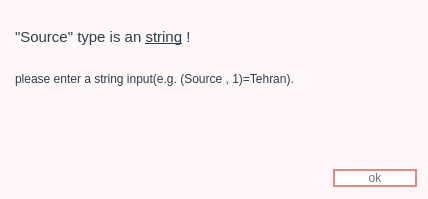
The window that Ui_files/new_ui/Source_type_error.ui (farzad1132/NetPlanner) describes before a commit, drawn with Qt 5.
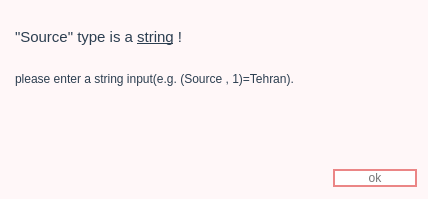
The same window after the commit. Icons and pictures are not drawn.

What changed in the file:
```diff
--- a/Ui_files/new_ui/Source_type_error.ui
+++ b/Ui_files/new_ui/Source_type_error.ui
@@ -44,7 +44,7 @@
 p, li { white-space: pre-wrap; }
 &lt;/style&gt;&lt;/head&gt;&lt;body style=&quot; font-family:'MS Shell Dlg 2'; font-size:7.8pt; font-weight:400; font-style:normal;&quot;&gt;
 &lt;p style=&quot; margin-top:0px; margin-bottom:0px; margin-left:0px; margin-right:0px; -qt-block-indent:0; text-indent:0px;&quot;&gt;&lt;span style=&quot; font-size:8pt;&quot;&gt; &lt;/span&gt;&lt;/p&gt;
-&lt;p style=&quot; margin-top:0px; margin-bottom:0px; margin-left:0px; margin-right:0px; -qt-block-indent:0; text-indent:0px;&quot;&gt;&lt;span style=&quot; font-size:11pt;&quot;&gt;&amp;quot;Source&amp;quot; type is an &lt;/span&gt;&lt;span style=&quot; font-size:11pt; text-decoration: underline;&quot;&gt;string&lt;/span&gt;&lt;span style=&quot; font-size:11pt;&quot;&gt; !  &lt;/span&gt;&lt;/p&gt;
+&lt;p style=&quot; margin-top:0px; margin-bottom:0px; margin-left:0px; margin-right:0px; -qt-block-indent:0; text-indent:0px;&quot;&gt;&lt;span style=&quot; font-size:11pt;&quot;&gt;&amp;quot;Source&amp;quot; type is a &lt;/span&gt;&lt;span style=&quot; font-size:11pt; text-decoration: underline;&quot;&gt;string&lt;/span&gt;&lt;span style=&quot; font-size:11pt;&quot;&gt; !  &lt;/span&gt;&lt;/p&gt;
 &lt;p style=&quot; margin-top:0px; margin-bottom:0px; margin-left:0px; margin-right:0px; -qt-block-indent:0; text-indent:0px;&quot;&gt;&lt;span style=&quot; font-size:8pt;&quot;&gt; &lt;/span&gt;&lt;/p&gt;
 &lt;p style=&quot;-qt-paragraph-type:empty; margin-top:0px; margin-bottom:0px; margin-left:0px; margin-right:0px; -qt-block-indent:0; text-indent:0px; font-size:8pt;&quot;&gt;&lt;br /&gt;&lt;/p&gt;
 &lt;p style=&quot; margin-top:0px; margin-bottom:0px; margin-left:0px; margin-right:0px; -qt-block-indent:0; text-indent:0px;&quot;&gt;&lt;span style=&quot; font-size:9pt;&quot;&gt;please enter a string input(e.g. (Source , 1)=Tehran).&lt;/span&gt;&lt;/p&gt;&lt;/body&gt;&lt;/html&gt;</string>
```
Left out of the diff: 8 changed lines with no effect on the pictures.
